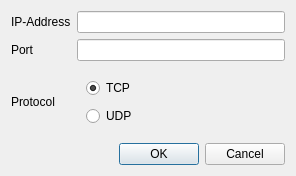
Above: src/connection_widget/connect_dialog.ui from tools4BCI/TiA-Scope before the change. Below: the same form after it.
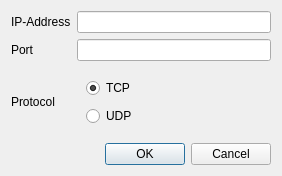
That is the form after the change. Icons and pictures are not drawn.

The edit to the form file:
```diff
--- a/src/connection_widget/connect_dialog.ui
+++ b/src/connection_widget/connect_dialog.ui
@@ -6,7 +6,7 @@
    <rect>
     <x>0</x>
     <y>0</y>
-    <width>296</width>
+    <width>282</width>
     <height>176</height>
    </rect>
   </property>
```
Left out of the diff: 10 changed lines with no effect on the pictures.
